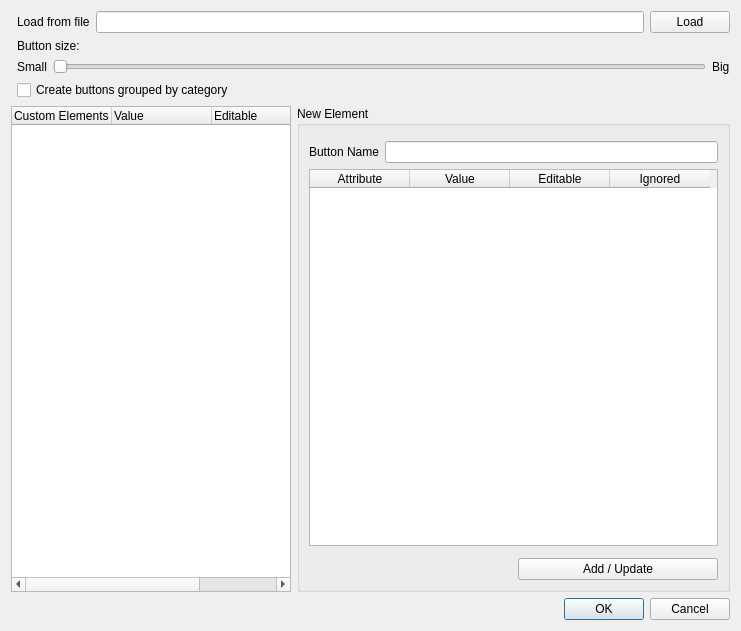
Qt form ProductionTools/FieldToolBox/field_setup.ui (dsgoficial/DsgTools) before a commit.
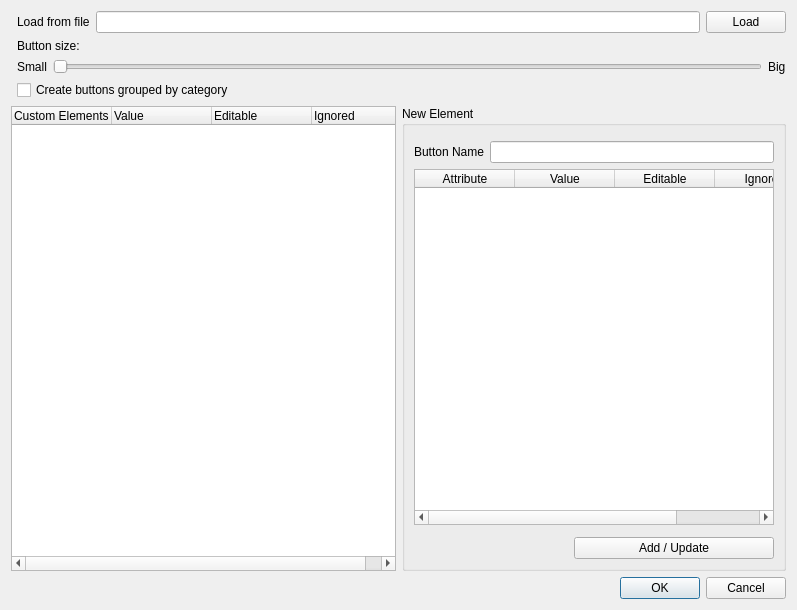
The same form after that commit. Custom widgets are drawn as their Qt base class.

Diff of the .ui file:
```diff
--- a/ProductionTools/FieldToolBox/field_setup.ui
+++ b/ProductionTools/FieldToolBox/field_setup.ui
@@ -6,8 +6,8 @@
    <rect>
     <x>0</x>
     <y>0</y>
-    <width>741</width>
-    <height>631</height>
+    <width>797</width>
+    <height>610</height>
    </rect>
   </property>
   <property name="windowTitle">
@@ -103,7 +103,7 @@
        </property>
        <property name="maximumSize">
         <size>
-         <width>280</width>
+         <width>1677215</width>
          <height>16777215</height>
         </size>
        </property>
```
Left out of the diff: 9 changed lines with no effect on the pictures.
